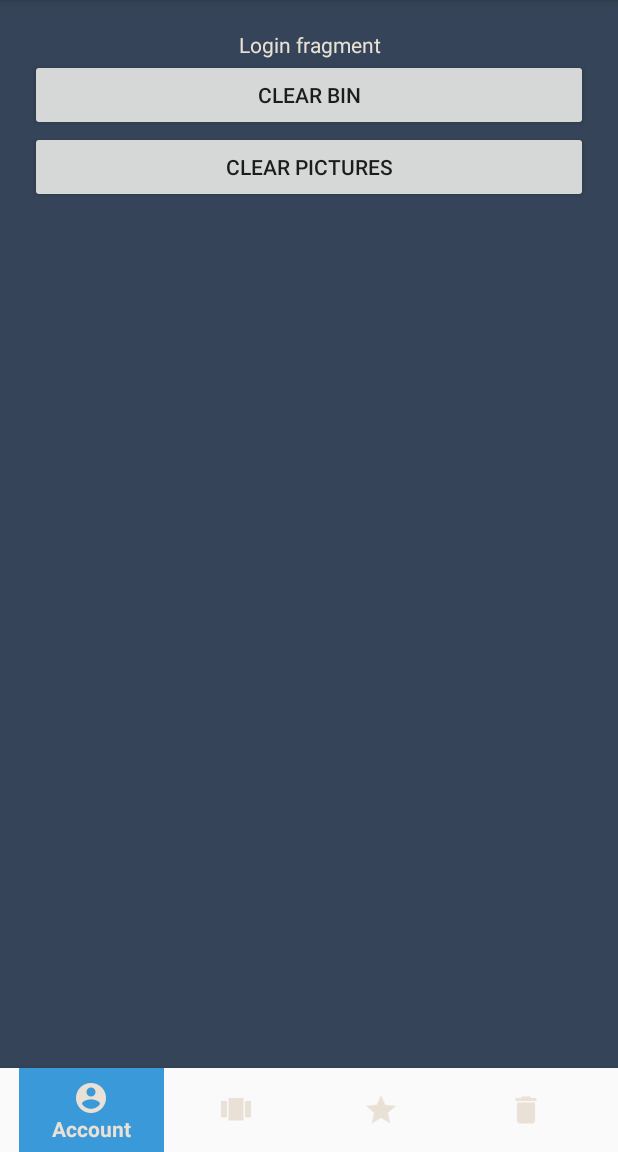
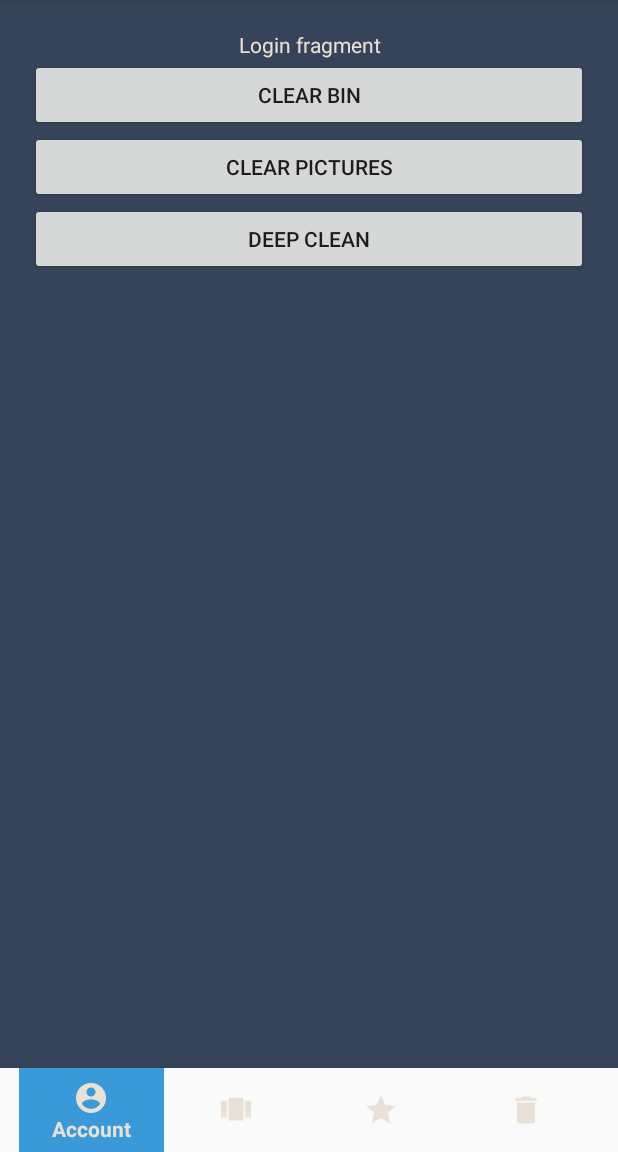
Before and after one commit to SandervWickeren/PictureSwipe, an Android app: the screen it shows after launch (MainActivity), after a tap on "CLEAR BIN", on a phone screen of 412 x 824 dp, the part 84-1236 px from its top. Run offline under Robolectric (Android 15) with nearby library versions, the phone set to English and light mode, and no system bars.

```diff
--- a/app/src/main/AndroidManifest.xml
+++ b/app/src/main/AndroidManifest.xml
@@ -1,11 +1,13 @@
 <?xml version="1.0" encoding="utf-8"?>
 <manifest xmlns:android="http://schemas.android.com/apk/res/android"
+    xmlns:tools="http://schemas.android.com/tools"
     package="com.example.sander.pictureswipe">
 
     <uses-permission android:name="android.permission.READ_EXTERNAL_STORAGE"/>
 
     <application
-        android:allowBackup="true"
+        tools:replace="android:allowBackup"
+        android:allowBackup="false"
         android:configChanges="keyboardHidden|orientation|screenSize"
         android:icon="@mipmap/ic_launcher"
         android:label="@string/app_name"
--- a/app/src/main/java/com/example/sander/pictureswipe/GrandPermissions.java
+++ b/app/src/main/java/com/example/sander/pictureswipe/GrandPermissions.java
@@ -1,4 +1,10 @@
 package com.example.sander.pictureswipe;
+
+import android.Manifest;
+import android.app.Activity;
+import android.content.pm.PackageManager;
+import android.support.v4.app.ActivityCompat;
+import android.support.v4.content.ContextCompat;
 
 /**
  * Class that handles all permission requests, and the
@@ -7,7 +13,15 @@ package com.example.sander.pictureswipe;
 
 public class GrandPermissions {
 
-    public void askReadPermission() {
+    public void checkReadPermission(Activity activity, int request) {
+
+        int readPermission = ContextCompat.checkSelfPermission(activity.getApplicationContext(),
+                Manifest.permission.READ_EXTERNAL_STORAGE);
+
+        if (readPermission == PackageManager.PERMISSION_DENIED) {
+            ActivityCompat.requestPermissions(activity,
+                    new String[]{Manifest.permission.READ_EXTERNAL_STORAGE}, request);
+        }
     }
 
     // Response. https://developer.android.com/training/permissions/requesting.html#java
--- a/app/src/main/java/com/example/sander/pictureswipe/LoginFragment.java
+++ b/app/src/main/java/com/example/sander/pictureswipe/LoginFragment.java
@@ -26,6 +26,8 @@ public class LoginFragment extends Fragment implements View.OnClickListener {
         cBin.setOnClickListener(this);
         Button cPictures = v.findViewById(R.id.clearPictures);
         cPictures.setOnClickListener(this);
+        Button dDelete = v.findViewById(R.id.deepCleanPictures);
+        dDelete.setOnClickListener(this);
 
         return v;
     }
@@ -42,7 +44,9 @@ public class LoginFragment extends Fragment implements View.OnClickListener {
                 db.deleteAllPictures();
                 Toast.makeText(getActivity(), "Succesfully cleared pictures", Toast.LENGTH_SHORT).show();
                 break;
-
+            case R.id.deepCleanPictures:
+                db.deepDelete();
+                Toast.makeText(getActivity(), "Succesfully deep deleted", Toast.LENGTH_SHORT).show();
         }
 
     }
--- a/app/src/main/java/com/example/sander/pictureswipe/PictureListAdapter.java
+++ b/app/src/main/java/com/example/sander/pictureswipe/PictureListAdapter.java
@@ -22,7 +22,7 @@ public class PictureListAdapter extends ResourceCursorAdapter {
     public void bindView(View view, Context context, Cursor cursor) {
         System.out.println("Bindviewing");
         TextView rowText = view.findViewById(R.id.name);
-        int text_index = cursor.getColumnIndex("name");
+        int text_index = cursor.getColumnIndex("path");
         rowText.setText(cursor.getString(text_index));
 
     }
--- a/app/src/main/java/com/example/sander/pictureswipe/SwipeFragment.java
+++ b/app/src/main/java/com/example/sander/pictureswipe/SwipeFragment.java
@@ -2,6 +2,7 @@ package com.example.sander.pictureswipe;
 
 
 import android.content.Context;
+import android.content.pm.PackageManager;
 import android.database.Cursor;
 import android.graphics.Color;
 import android.net.Uri;
@@ -107,6 +108,7 @@ public class SwipeFragment extends Fragment implements View.OnClickListener {
                 break;
         }
     }
+
 
     public class SwipeStackListener implements SwipeStack.SwipeStackListener{
 
@@ -257,7 +259,7 @@ public class SwipeFragment extends Fragment implements View.OnClickListener {
 
         System.out.println(db.inPictures(name));
         if (!(db.inPictures(name))) {
-            db.insertPicture(name, album);
+            db.insertPicture(name, album, path);
         }
     }
 
--- a/app/src/main/java/com/example/sander/pictureswipe/SwipeSetupFragment.java
+++ b/app/src/main/java/com/example/sander/pictureswipe/SwipeSetupFragment.java
@@ -2,8 +2,10 @@ package com.example.sander.pictureswipe;
 
 
 import android.content.Intent;
+import android.content.pm.PackageManager;
 import android.net.Uri;
 import android.os.Bundle;
+import android.support.annotation.Nullable;
 import android.support.v4.app.Fragment;
 import android.os.Environment;
 import android.view.LayoutInflater;
@@ -25,6 +27,7 @@ import static android.app.Activity.RESULT_OK;
 public class SwipeSetupFragment extends Fragment implements View.OnClickListener {
 
     public static final int GALLERY_REQUEST = 10;
+    private final int REQUEST_PERMISSION_READ_EXTERNAL_STORAGE = 1;
 
     @Override
     public View onCreateView(LayoutInflater inflater, ViewGroup container,
@@ -36,6 +39,39 @@ public class SwipeSetupFragment extends Fragment implements View.OnClickListener
         select.setOnClickListener(this);
 
         return view;
+    }
+
+    @Override
+    public void onViewCreated(View view, @Nullable Bundle savedInstanceState) {
+        super.onViewCreated(view, savedInstanceState);
+
+        GrandPermissions grandPermissions = new GrandPermissions();
+        grandPermissions.checkReadPermission(getActivity(), REQUEST_PERMISSION_READ_EXTERNAL_STORAGE);
+    }
+
+    @Override
+    public void onRequestPermissionsResult(int requestCode,
+                                           String permissions[], int[] grantResults) {
+        switch (requestCode) {
+            case REQUEST_PERMISSION_READ_EXTERNAL_STORAGE: {
+                // If request is cancelled, the result arrays are empty.
+                if (grantResults.length > 0
+                        && grantResults[0] == PackageManager.PERMISSION_GRANTED) {
+
+                    // permission was granted, yay! Do the
+                    // contacts-related task you need to do.
+
+                } else {
+
+                    // permission denied, boo! Disable the
+                    // functionality that depends on this permission.
+                }
+                return;
+            }
+
+            // other 'case' lines to check for other
+            // permissions this app might request.
+        }
     }
 
     @Override
--- a/app/src/main/res/layout/fragment_login.xml
+++ b/app/src/main/res/layout/fragment_login.xml
@@ -26,4 +26,10 @@
         android:layout_height="wrap_content"
         android:text="Clear pictures" />
 
+    <Button
+        android:id="@+id/deepCleanPictures"
+        android:layout_width="match_parent"
+        android:layout_height="wrap_content"
+        android:text="Deep clean" />
+
 </LinearLayout>
```
Also changed, not shown: app/src/main/java/com/example/sander/pictureswipe/SqliteDatabase.java (+12 -3 lines).
